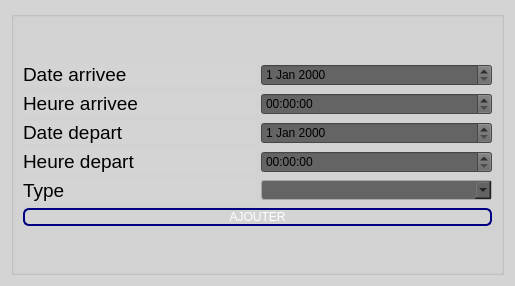
Qt form ajouter.ui (CalmettesT/Projet-BTS) before a commit.
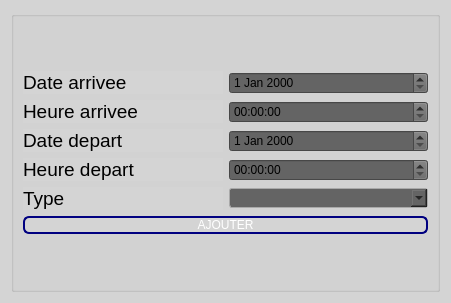
The same form after that commit.

```diff
--- a/ajouter.ui
+++ b/ajouter.ui
@@ -6,8 +6,8 @@
    <rect>
     <x>0</x>
     <y>0</y>
-    <width>515</width>
-    <height>286</height>
+    <width>451</width>
+    <height>303</height>
    </rect>
   </property>
   <property name="windowTitle">
```
